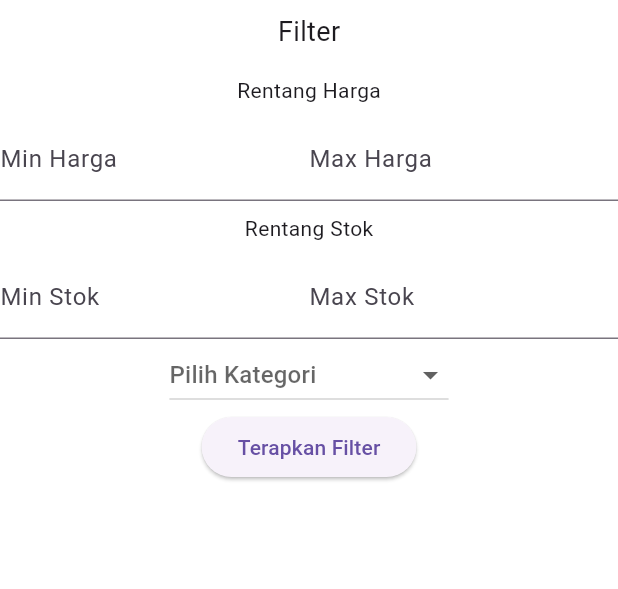
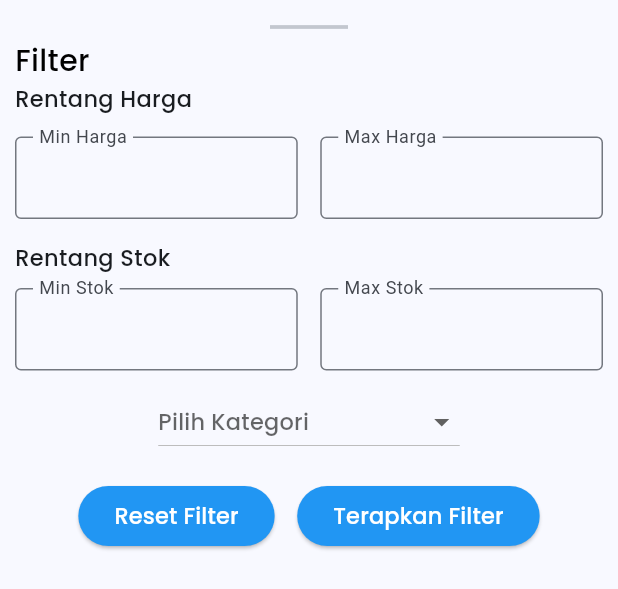
Before and after one commit to ariff-m/mini-tugas-filtering, a Flutter app: the BottomSheetWidget widget shown alone on an empty page, opened directly, on a phone screen of 412 x 824 dp. Shown: the top 589 px of the screen. Run offline on Flutter 3.47's test engine with Material 3 defaults, Android fonts, the phone set to English and light mode, and no system bars; our stand-ins replace google_fonts.

Commit message:
improve filter UI and functionality

```diff
--- a/lib/bottom_sheet_widget.dart
+++ b/lib/bottom_sheet_widget.dart
@@ -1,4 +1,5 @@
 import 'package:flutter/material.dart';
+import 'package:mini_tugas_filtering/text_style_constant.dart';
 import 'package:provider/provider.dart';
 import 'package:mini_tugas_filtering/home_view_model.dart';
 
@@ -7,86 +8,137 @@ class BottomSheetWidget extends StatelessWidget {
 
   @override
   Widget build(BuildContext context) {
+    final viewModel = Provider.of<HomeViewModel>(context);
+
     return Container(
-      height: 400,
-      color: Colors.white,
-      child: Column(
-        children: [
-          const Padding(
-            padding: EdgeInsets.all(8.0),
-            child: Text(
-              'Filter',
-              style: TextStyle(fontSize: 18),
+      decoration: const BoxDecoration(
+        borderRadius: BorderRadius.only(
+          topLeft: Radius.circular(15),
+          topRight: Radius.circular(15),
         ),
       ),
-          const Padding(
-            padding: EdgeInsets.all(8.0),
-            child: Text('Rentang Harga'),
+      height: 450,
+      child: Padding(
+        padding: const EdgeInsets.all(10.0),
+        child: Column(
+          mainAxisAlignment: MainAxisAlignment.start,
+          crossAxisAlignment: CrossAxisAlignment.start,
+          children: [
+            const Divider(
+              thickness: 2.5,
+              indent: 170,
+              endIndent: 170,
             ),
+            Text(
+              'Filter',
+              textAlign: TextAlign.start,
+              style: TextStyleConstant.poppinsStyle1.copyWith(
+                color: Colors.black,
+              ),
+            ),
+            Text(
+              'Rentang Harga',
+              style: TextStyleConstant.poppinsStyle2,
+            ),
+            const SizedBox(height: 15),
             Row(
               mainAxisAlignment: MainAxisAlignment.spaceAround,
               children: [
                 Expanded(
                   child: TextField(
                     keyboardType: TextInputType.number,
-                  decoration: const InputDecoration(
+                    decoration: InputDecoration(
                       labelText: 'Min Harga',
+                      hintText: viewModel.minPrice > 0
+                          ? viewModel.minPrice.toString()
+                          : null,
+                      floatingLabelBehavior: FloatingLabelBehavior.always,
+                      border: const OutlineInputBorder(),
                     ),
                     onChanged: (value) {
-                    Provider.of<HomeViewModel>(context, listen: false)
-                        .setMinPrice(double.tryParse(value) ?? 0);
+                      viewModel.setMinPrice(int.tryParse(value) ?? 0);
                     },
+                    style: TextStyleConstant.poppinsStyle2,
                   ),
                 ),
+                const SizedBox(width: 15),
                 Expanded(
                   child: TextField(
                     keyboardType: TextInputType.number,
-                  decoration: const InputDecoration(
+                    decoration: InputDecoration(
                       labelText: 'Max Harga',
+                      hintText: viewModel.maxPrice < double.infinity
+                          ? viewModel.maxPrice.toString()
+                          : null,
+                      floatingLabelBehavior: FloatingLabelBehavior.always,
+                      border: const OutlineInputBorder(),
                     ),
                     onChanged: (value) {
-                    Provider.of<HomeViewModel>(context, listen: false)
-                        .setMaxPrice(double.tryParse(value) ?? double.infinity);
+                      viewModel.setMaxPrice(
+                          double.tryParse(value) ?? double.infinity);
                     },
+                    style: TextStyleConstant.poppinsStyle2,
                   ),
                 ),
               ],
             ),
-          const Padding(
-            padding: EdgeInsets.all(8.0),
-            child: Text('Rentang Stok'),
-          ),
+            const SizedBox(height: 15),
+            Text('Rentang Stok', style: TextStyleConstant.poppinsStyle2),
+            const SizedBox(height: 10),
             Row(
               mainAxisAlignment: MainAxisAlignment.spaceAround,
               children: [
                 Expanded(
                   child: TextField(
                     keyboardType: TextInputType.number,
-                  decoration: const InputDecoration(
+                    decoration: InputDecoration(
                       labelText: 'Min Stok',
+                      hintText: viewModel.minStock > 0
+                          ? viewModel.minStock.toString()
+                          : null,
+                      floatingLabelBehavior: FloatingLabelBehavior.always,
+                      border: const OutlineInputBorder(),
                     ),
                     onChanged: (value) {
-                    Provider.of<HomeViewModel>(context, listen: false)
-                        .setMinStock(double.tryParse(value) ?? 0);
+                      viewModel.setMinStock(int.tryParse(value) ?? 0);
                     },
+                    style: TextStyleConstant.poppinsStyle2,
                   ),
                 ),
+                const SizedBox(width: 15),
                 Expanded(
                   child: TextField(
                     keyboardType: TextInputType.number,
-                  decoration: const InputDecoration(
+                    decoration: InputDecoration(
                       labelText: 'Max Stok',
+                      hintText: viewModel.maxStock < double.infinity
+                          ? viewModel.maxStock.toString()
+                          : null,
+                      floatingLabelBehavior: FloatingLabelBehavior.always,
+                      border: const OutlineInputBorder(),
                     ),
                     onChanged: (value) {
-                    Provider.of<HomeViewModel>(context, listen: false)
-                        .setMaxStock(double.tryParse(value) ?? double.infinity);
+                      viewModel.setMaxStock(
+                          double.tryParse(value) ?? double.infinity);
                     },
+                    style: TextStyleConstant.poppinsStyle2,
+                    // controller: TextEditingController(
+                    //   text: viewModel.maxStock.toString(),
+                    // ),
                   ),
                 ),
               ],
             ),
+            const SizedBox(height: 10),
+            Row(
+              mainAxisAlignment: MainAxisAlignment.center,
+              children: [
                 DropdownButton<String>(
-            hint: const Text('Pilih Kategori'),
+                  hint: Text(
+                    'Pilih Kategori',
+                    style: TextStyleConstant.poppinsStyle2,
+                  ),
+                  value: viewModel.selectedCategory,
                   items: [
                     'Kebersihan',
                     'Kesehatan',
@@ -94,25 +146,57 @@ class BottomSheetWidget extends StatelessWidget {
                   ].map((String category) {
                     return DropdownMenuItem<String>(
                       value: category,
-                child: Text(category),
+                      child: Text(
+                        category,
+                        style: TextStyleConstant.poppinsStyle2,
+                      ),
                     );
                   }).toList(),
                   onChanged: (String? newValue) {
                     if (newValue != null) {
-                Provider.of<HomeViewModel>(context, listen: false)
-                    .filterByCategory(newValue);
+                      viewModel.filterByCategory(newValue);
                     }
                   },
                 ),
+              ],
+            ),
+            const SizedBox(height: 15),
+            Row(
+              mainAxisAlignment: MainAxisAlignment.center,
+              children: [
                 ElevatedButton(
+                  style: ElevatedButton.styleFrom(
+                    backgroundColor: Colors.blue,
+                  ),
                   onPressed: () {
-              Provider.of<HomeViewModel>(context, listen: false).applyFilters();
-
+                    viewModel.resetFilters();
                     Navigator.pop(context);
                   },
-            child: const Text('Terapkan Filter'),
+                  child: Text(
+                    'Reset Filter',
+                    style: TextStyleConstant.poppinsStyle2
+                        .copyWith(color: Colors.white),
+                  ),
+                ),
+                const SizedBox(width: 15),
+                ElevatedButton(
+                  style: ElevatedButton.styleFrom(
+                    backgroundColor: Colors.blue,
+                  ),
+                  onPressed: () {
+                    viewModel.applyFilters();
+                    Navigator.pop(context);
+                  },
+                  child: Text(
+                    'Terapkan Filter',
+                    style: TextStyleConstant.poppinsStyle2
+                        .copyWith(color: Colors.white),
+                  ),
                 ),
               ],
+            ),
+          ],
+        ),
       ),
     );
   }
--- a/lib/home_view_model.dart
+++ b/lib/home_view_model.dart
@@ -7,9 +7,9 @@ class HomeViewModel extends ChangeNotifier {
   List<ProductsModel> _products = [];
   List<ProductsModel> _filteredProducts = [];
 
-  double minPrice = 0;
+  int minPrice = 0;
   double maxPrice = double.infinity;
-  double minStock = 0;
+  int minStock = 0;
   double maxStock = double.infinity;
   String? selectedCategory;
 
@@ -27,7 +27,7 @@ class HomeViewModel extends ChangeNotifier {
     notifyListeners();
   }
 
-  void setMinPrice(double value) {
+  void setMinPrice(int value) {
     minPrice = value;
   }
 
@@ -35,7 +35,7 @@ class HomeViewModel extends ChangeNotifier {
     maxPrice = value;
   }
 
-  void setMinStock(double value) {
+  void setMinStock(int value) {
     minStock = value;
   }
 
@@ -56,11 +56,11 @@ class HomeViewModel extends ChangeNotifier {
 
     notifyListeners();
 
-    resetFilters();
   }
 
   void filterByCategory(String category) {
     selectedCategory = category;
+    notifyListeners();
   }
 
   void resetFilters() {
@@ -69,6 +69,7 @@ class HomeViewModel extends ChangeNotifier {
     minStock = 0;
     maxStock = double.infinity;
     selectedCategory = null;
+    applyFilters();
     notifyListeners();
   }
 }
--- a/lib/main.dart
+++ b/lib/main.dart
@@ -23,6 +23,11 @@ class MyApp extends StatelessWidget {
         routes: {
           '/': (_) => const HomePage(),
         },
+        theme: ThemeData(
+          primarySwatch: Colors.blue,
+          colorScheme: ColorScheme.fromSeed(seedColor: Colors.blue),
+          useMaterial3: true,
+        ),
       ),
     );
   }
```
Also changed, not shown: 1 other file. Lines whose indentation alone changed are shown as unchanged.
